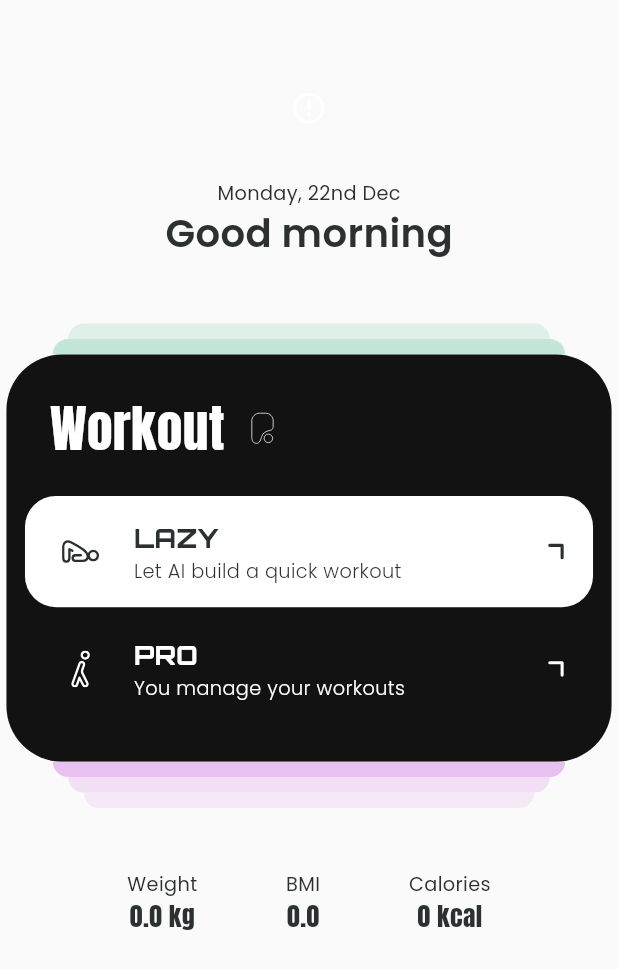
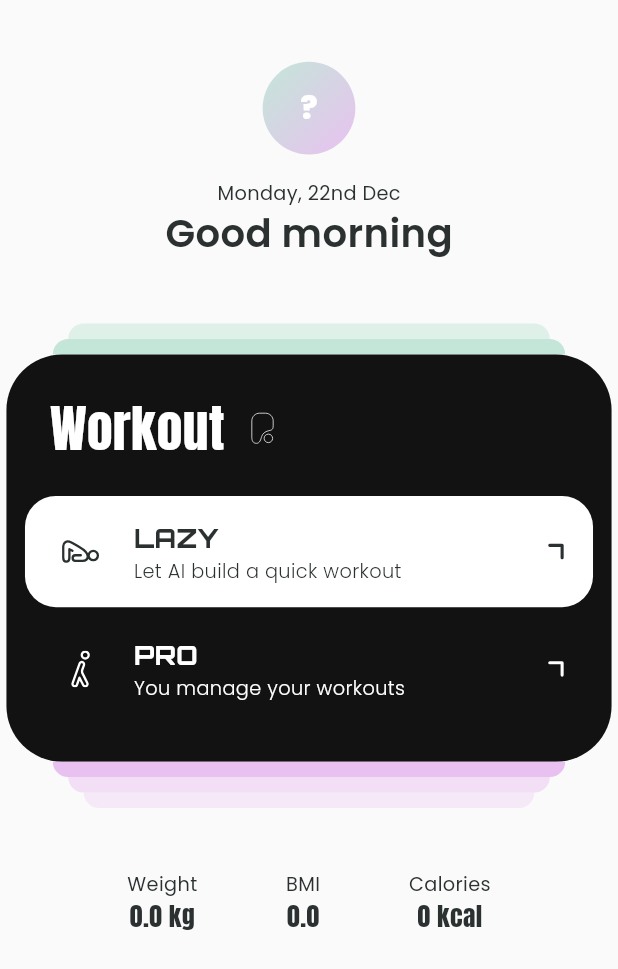
Before and after one commit to tran-haison/workouch, a Flutter app: the HomePage screen opened by its route, on a phone screen of 412 x 824 dp. Shown: the top 969 px of the screen. Run offline on Flutter 3.47's test engine with Material 3 defaults, Android fonts, the phone set to English and light mode, and no system bars; drawn by our look-alikes of oktoast; our stand-ins replace cached_network_image, dio, either_dart, firebase_core, firebase_crashlytics, flutter_bloc and 17 more; accounts and stored records are empty; generated files the repository leaves out were written again; network calls fail.

Commit message:
fix: add avatar placeholder and fix ui

```diff
--- a/lib/core/utils/date_utils.dart
+++ b/lib/core/utils/date_utils.dart
@@ -19,7 +19,7 @@ class AppDateUtils {
         ? 'Good afternoon'
         : 'Good evening';
 
-    return name != null ? '$greet, $name!' : greet;
+    return name?.isNotEmpty == true ? '$greet, $name!' : greet;
   }
 
   static String _ordinalSuffix(int day) {
--- a/lib/core/widgets/common_text_field.dart
+++ b/lib/core/widgets/common_text_field.dart
@@ -165,7 +165,7 @@ class _CommonTextFieldState extends State<CommonTextField> {
         focusedBorder: OutlineInputBorder(
           borderSide: widget.isShowBorder
               ? BorderSide(
-                  color: widget.borderFocusColor ?? AppColors.error,
+                  color: widget.borderFocusColor ?? AppColors.black,
                   width: widget.borderWidth,
                 )
               : BorderSide.none,
@@ -174,7 +174,7 @@ class _CommonTextFieldState extends State<CommonTextField> {
         enabledBorder: OutlineInputBorder(
           borderSide: widget.isShowBorder
               ? BorderSide(
-                  color: widget.borderColor ?? AppColors.error,
+                  color: widget.borderColor ?? AppColors.grayBlue,
                   width: widget.borderWidth,
                 )
               : BorderSide.none,
--- a/lib/features/auth/presentation/dialogs/email_signin_dialog.dart
+++ b/lib/features/auth/presentation/dialogs/email_signin_dialog.dart
@@ -82,6 +82,7 @@ class _EmailSignInDialogState extends State<_EmailSignInDialog> {
                 textInputAction: TextInputAction.next,
                 validator: _validateEmail,
                 autofillHints: const [AutofillHints.email],
+                isShowBorder: true,
                 onChanged: (value) {},
               ),
               Gaps.vGap16,
@@ -95,6 +96,7 @@ class _EmailSignInDialogState extends State<_EmailSignInDialog> {
                 textInputAction: TextInputAction.done,
                 validator: _validatePassword,
                 autofillHints: const [AutofillHints.password],
+                isShowBorder: true,
                 onChanged: (value) {},
               ),
               Gaps.vGap24,
--- /dev/null
+++ b/lib/features/auth/presentation/widgets/avatar_placeholder.dart
@@ -0,0 +1,52 @@
+import 'package:flutter/material.dart';
+import 'package:flutter_screenutil/flutter_screenutil.dart';
+
+import '../../../../core/theme/app_colors.dart';
+import '../../../../core/theme/app_text_styles.dart';
+import '../../domain/entities/user.dart';
+
+class AvatarPlaceholder extends StatelessWidget {
+  const AvatarPlaceholder({super.key, required this.user, this.containerSize});
+
+  final User? user;
+  final double? containerSize;
+
+  String _getInitial() {
+    if (user == null) return '?';
+
+    // Try to get first character from fullName
+    if (user!.fullName.isNotEmpty) {
+      return user!.fullName.trim()[0].toUpperCase();
+    }
+
+    // Fallback to email
+    if (user!.email.isNotEmpty) {
+      return user!.email.trim()[0].toUpperCase();
+    }
+
+    return '?';
+  }
+
+  @override
+  Widget build(BuildContext context) {
+    final initial = _getInitial();
+
+    return Container(
+      width: containerSize ?? 60.r,
+      height: containerSize ?? 60.r,
+      decoration: BoxDecoration(
+        shape: BoxShape.circle,
+        gradient: AppColors.backgroundGradient,
+      ),
+      child: Center(
+        child: Text(
+          initial,
+          style: AppTextStyles.h1.copyWith(
+            color: AppColors.white,
+            fontWeight: FontWeight.w800,
+          ),
+        ),
+      ),
+    );
+  }
+}
--- a/lib/features/home/presentation/pages/home_page.dart
+++ b/lib/features/home/presentation/pages/home_page.dart
@@ -11,6 +11,7 @@ import '../../../../core/widgets/common_gaps.dart';
 import '../../../../core/widgets/common_images.dart';
 import '../../../auth/presentation/cubit/auth_cubit.dart';
 import '../../../auth/presentation/cubit/auth_state.dart';
+import '../../../auth/presentation/widgets/avatar_placeholder.dart';
 import '../widgets/home_health_metrics.dart';
 
 class HomePage extends StatelessWidget {
@@ -44,6 +45,9 @@ class HomePage extends StatelessWidget {
                             width: 60.r,
                             height: 60.r,
                             radius: 30.r,
+                            errorWidget: AvatarPlaceholder(
+                              user: state.currentUser,
+                            ),
                           ),
                         ),
                         Gaps.vGap16,
--- a/lib/features/profile/presentation/pages/profile_page.dart
+++ b/lib/features/profile/presentation/pages/profile_page.dart
@@ -15,6 +15,7 @@ import '../../../../gen/assets.gen.dart';
 import '../../../auth/domain/entities/user.dart';
 import '../../../auth/presentation/cubit/auth_cubit.dart';
 import '../../../auth/presentation/cubit/auth_state.dart';
+import '../../../auth/presentation/widgets/avatar_placeholder.dart';
 import '../dialogs/profile_update_dialog.dart';
 
 class ProfilePage extends StatelessWidget {
@@ -83,10 +84,15 @@ class ProfilePage extends StatelessWidget {
                               height: 80.r,
                               radius: 40.r,
                               fit: BoxFit.contain,
+                              errorWidget: AvatarPlaceholder(
+                                user: user,
+                                containerSize: 80.r,
+                              ),
                             ),
                           ),
                         ),
                         Gaps.vGap20,
+                        if (user.fullName.isNotEmpty) ...[
                           Text(
                             user.fullName,
                             style: AppTextStyles.h1.copyWith(
@@ -95,6 +101,7 @@ class ProfilePage extends StatelessWidget {
                             textAlign: TextAlign.center,
                           ),
                           Gaps.vGap4,
+                        ],
                         Text(
                           user.email,
                           style: AppTextStyles.h4.copyWith(
```
Lines whose indentation alone changed are shown as unchanged.
